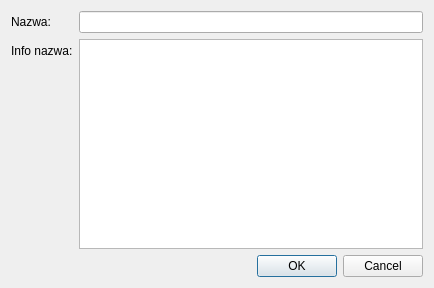
Above: NowaMatrycaDialog.ui from militia11/shoes before the change. Below: the same form after it.
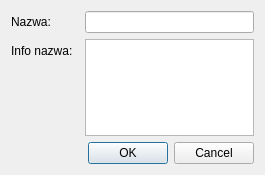
That is the form after the change.

```diff
--- a/NowaMatrycaDialog.ui
+++ b/NowaMatrycaDialog.ui
@@ -6,8 +6,8 @@
    <rect>
     <x>0</x>
     <y>0</y>
-    <width>434</width>
-    <height>288</height>
+    <width>265</width>
+    <height>175</height>
    </rect>
   </property>
   <property name="windowTitle">
@@ -29,7 +29,7 @@
      <item row="1" column="0">
       <widget class="QLabel" name="label_2">
        <property name="text">
-        <string>Info nazwa:</string>
+        <string>Info nazwa:  </string>
        </property>
       </widget>
      </item>
```
